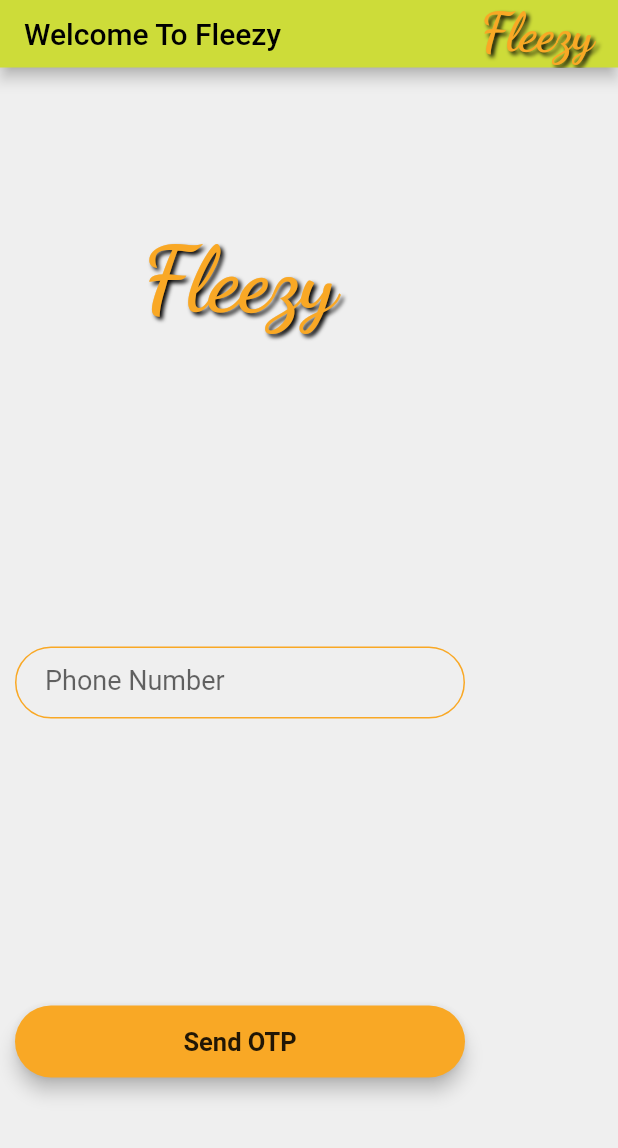
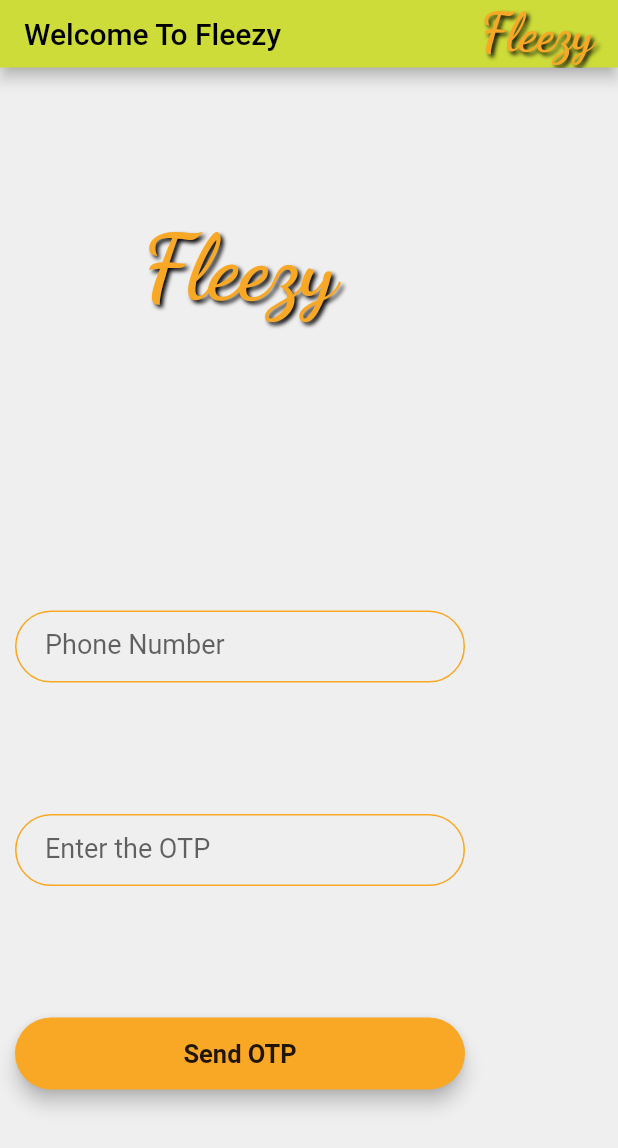
Before and after one commit to gokulr488/fleezy-web, a Flutter app: the screen it shows after launch, on a phone screen of 412 x 824 dp. Shown: the top 1148 px of the screen. Run offline on Flutter 3.47's test engine with Material 2 defaults, Android fonts, the phone set to English and light mode, and no system bars; our stand-ins replace cloud_firestore, firebase_auth, firebase_core, flutter_spinkit, google_fonts; accounts and stored records are empty; Roboto replaces fonts that are missing (Laila).

Commit message:
login flow completed

```diff
--- a/lib/Common/Authentication.dart
+++ b/lib/Common/Authentication.dart
@@ -67,7 +67,9 @@ class Authentication {
     await _signIn(authCreds);
   }
 
-  void verifyPhone(String phoneNo) {
-    _auth.signInWithPhoneNumber(phoneNo);
+  Future<void> verifyPhone(String phoneNo) async {
+    ConfirmationResult result = await _auth.signInWithPhoneNumber(phoneNo);
+    verificationId = result.verificationId;
+    debugPrint('Verification ID: $verificationId');
   }
 }
--- a/lib/Components/BaseScreen.dart
+++ b/lib/Components/BaseScreen.dart
@@ -4,7 +4,7 @@ import 'package:google_fonts/google_fonts.dart';
 
 class BaseScreen extends StatelessWidget {
   const BaseScreen(
-      {required this.child, this.bottomNavBar, required this.headerText});
+      {this.bottomNavBar, required this.headerText, required this.child});
   final Widget child;
   final Widget? bottomNavBar;
   final String headerText;
--- a/lib/Screens/HomePage/HomeScreen.dart
+++ b/lib/Screens/HomePage/HomeScreen.dart
@@ -1,9 +1,10 @@
+import 'package:fleezy_web/Components/BaseScreen.dart';
 import 'package:flutter/material.dart';
 
 class HomeScreen extends StatelessWidget {
   static const String id = 'HomeScreen';
   @override
   Widget build(BuildContext context) {
-    return Container();
+    return const BaseScreen(headerText: 'Welcome', child: Text('Home Page'));
   }
 }
--- a/lib/Screens/LandingScreens/LoginController.dart
+++ b/lib/Screens/LandingScreens/LoginController.dart
@@ -77,7 +77,7 @@ class LoginController {
       streamCtrl.add('This Phone Number is not Registered');
       return;
     } else if (user?.state != Constants.ACTIVE) {
-      streamCtrl.add('This Phone Number is in ${user?.state} state');
+      streamCtrl.add('This Phone Number is ${user?.state}');
       return;
     }
     auth.verifyPhone(phoneNo);
--- a/lib/Screens/LandingScreens/LoginScreen.dart
+++ b/lib/Screens/LandingScreens/LoginScreen.dart
@@ -54,23 +54,22 @@ class _LoginScreenState extends State<LoginScreen> {
             child: TextField(
                 keyboardType: TextInputType.number,
                 textAlign: TextAlign.center,
-                onChanged: (String value) {
-                  ctrl.phoneNo = '+91$value'; //TODO change this impl
-                },
+                onChanged: (String value) =>
+                    ctrl.phoneNo = '+91$value' //TODO change this impl
+                ,
                 decoration:
                     kTextFieldDecoration.copyWith(labelText: 'Phone Number')),
           ),
-          Visibility(
-              visible: ctrl.verified,
-              child: TextField(
-                  obscureText: true,
-                  keyboardType: TextInputType.number,
-                  textAlign: TextAlign.center,
-                  onChanged: (String value) {
-                    ctrl.otp = value;
-                  },
-                  decoration: kTextFieldDecoration.copyWith(
-                      labelText: 'Enter the OTP'))),
+          SizedBox(
+            width: 300,
+            child: TextField(
+                obscureText: true,
+                keyboardType: TextInputType.number,
+                textAlign: TextAlign.center,
+                onChanged: (String value) => ctrl.otp = value,
+                decoration:
+                    kTextFieldDecoration.copyWith(labelText: 'Enter the OTP')),
+          ),
           RoundedButton(
             title: ctrl.verified ? 'Log In' : 'Send OTP',
             width: 300,
```
Also changed, not shown: lib/main.dart (+11 -1 lines).
